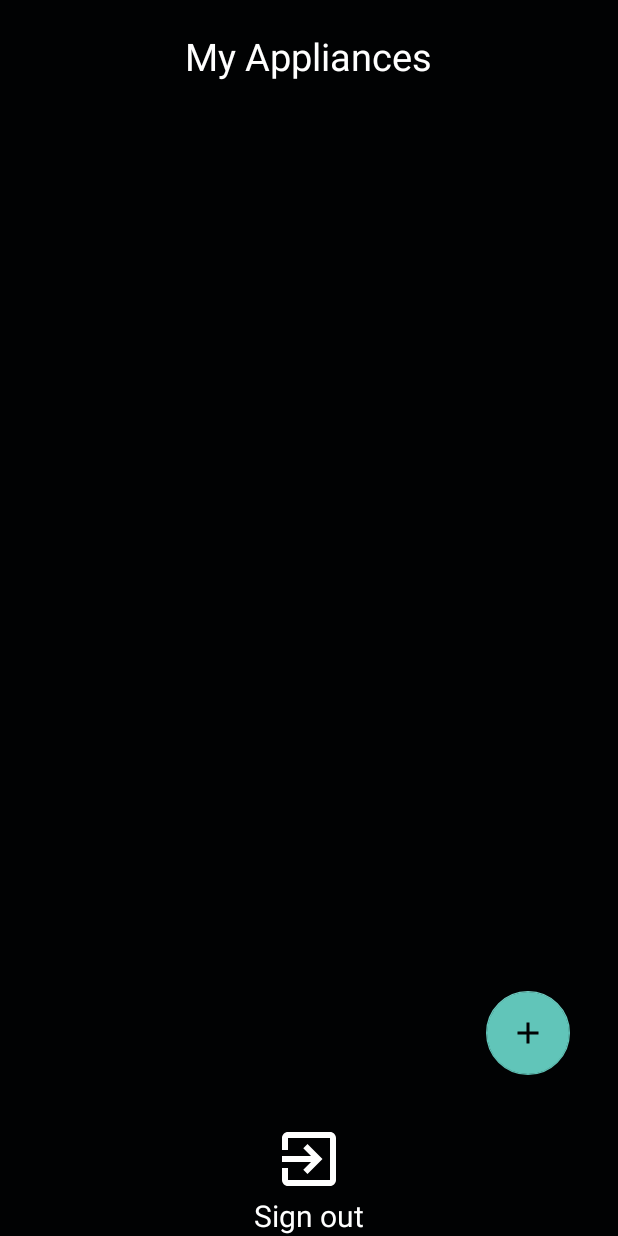
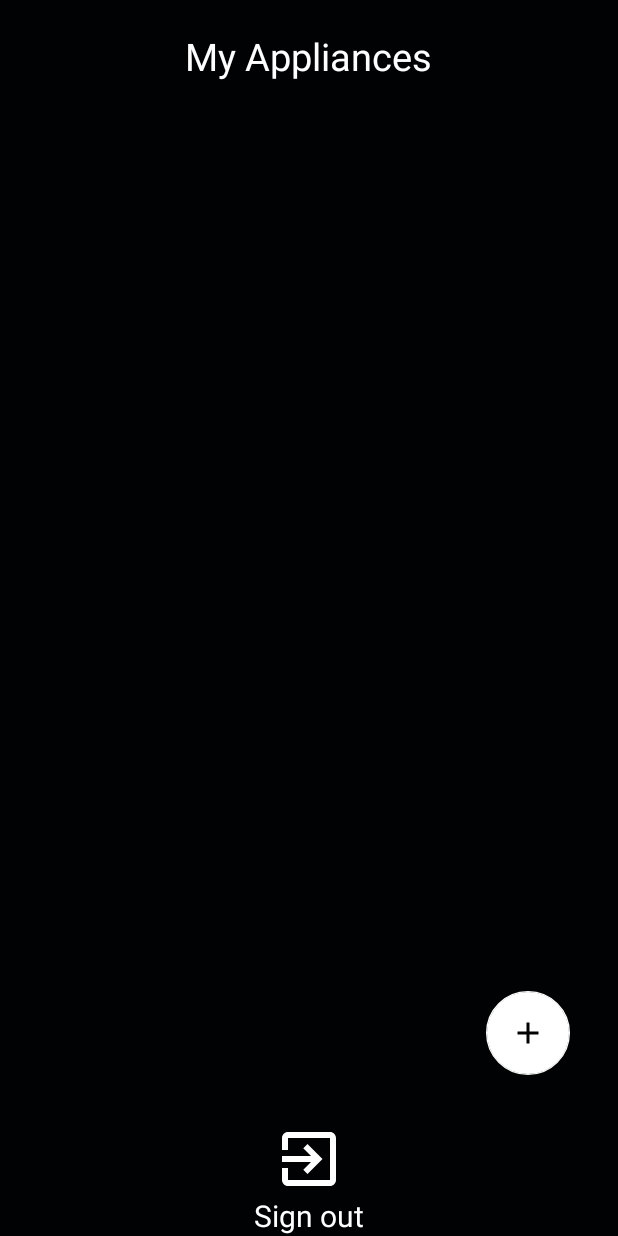
Before and after one commit to SarangChougs/ipress, an Android app: the screen it shows after launch once a user with an empty profile is signed in (DashboardActivity), on a phone screen of 412 x 824 dp. Run offline under Robolectric (Android 15) with nearby library versions, the phone set to English and light mode, and no system bars; our stand-ins replace Firebase (no records; nobody signed in at launch, a user with empty details on screens opened directly); Roboto replaces fonts that are not available here.

```diff
--- a/app/src/main/res/layout/activity_dashboard.xml
+++ b/app/src/main/res/layout/activity_dashboard.xml
@@ -34,8 +34,7 @@
         android:layout_margin="32dp"
         android:layout_above="@id/LogoutBtn"
         android:src="@drawable/add_button_asset"
-        android:background="@drawable/roundshape"
-        app:backgroundTint="#61C5B9" />
+        app:backgroundTint="@color/app_primary_color" />
 
     <LinearLayout
         android:id="@+id/LogoutBtn"
```
